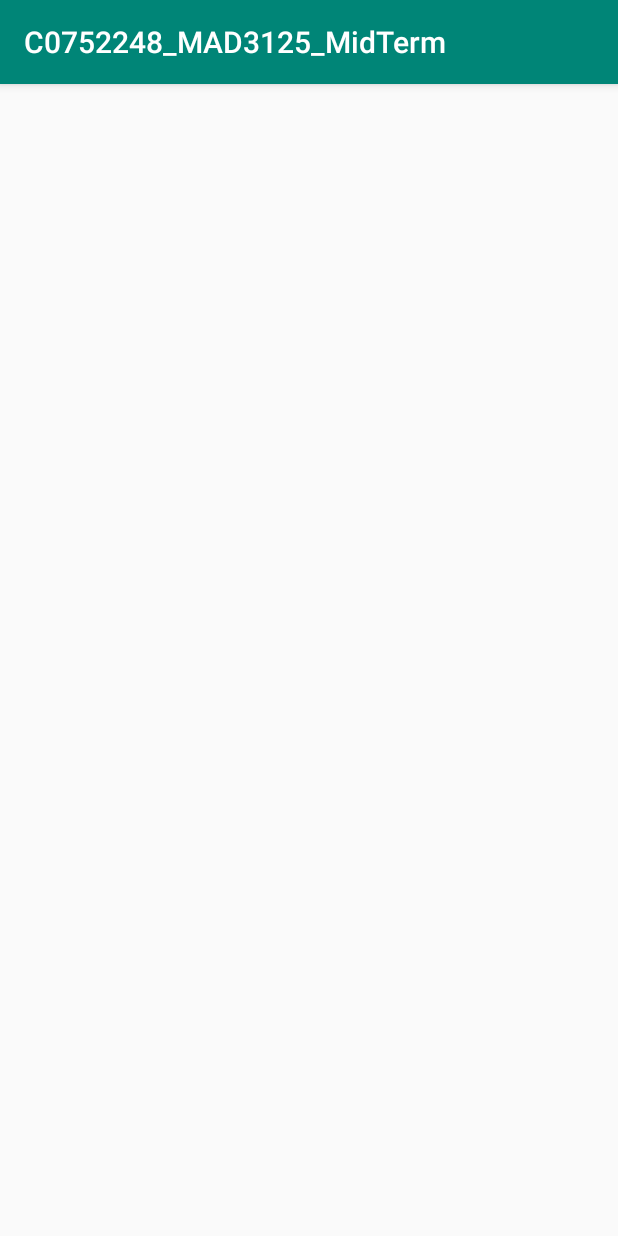
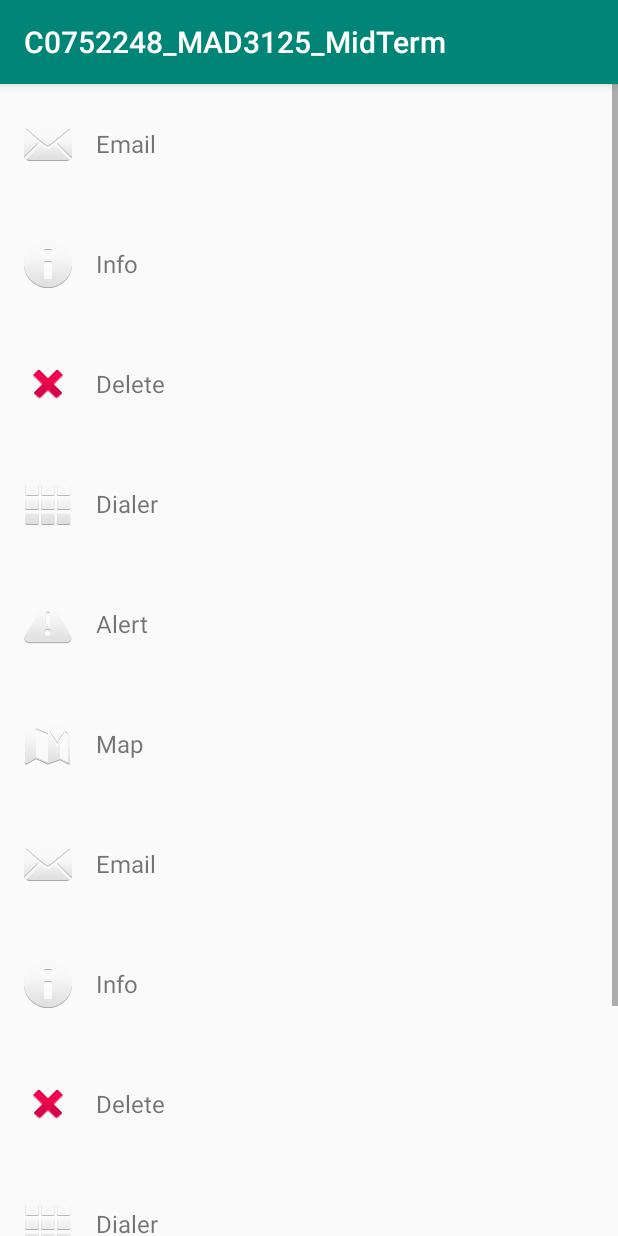
Before and after one commit to um-31/C0752248_MAD3125_MidTerm, an Android app: the HomeActivity screen opened directly, with no data from a screen before it, on a phone screen of 412 x 824 dp. Run offline under Robolectric (Android 15) with nearby library versions, the phone set to English and light mode, and no system bars.

```diff
--- a/app/src/main/java/com/example/c0752248_mad3125_midterm/HomeActivity.java
+++ b/app/src/main/java/com/example/c0752248_mad3125_midterm/HomeActivity.java
@@ -1,6 +1,8 @@
 package com.example.c0752248_mad3125_midterm;
 
 import androidx.appcompat.app.AppCompatActivity;
+import androidx.recyclerview.widget.LinearLayoutManager;
+import androidx.recyclerview.widget.RecyclerView;
 
 import android.os.Bundle;
 
@@ -10,5 +12,26 @@ public class HomeActivity extends AppCompatActivity {
     protected void onCreate(Bundle savedInstanceState) {
         super.onCreate(savedInstanceState);
         setContentView(R.layout.activity_home);
+
+        MyListData[] myListData = new MyListData[] {
+                new MyListData("Email", android.R.drawable.ic_dialog_email),
+                new MyListData("Info", android.R.drawable.ic_dialog_info),
+                new MyListData("Delete", android.R.drawable.ic_delete),
+                new MyListData("Dialer", android.R.drawable.ic_dialog_dialer),
+                new MyListData("Alert", android.R.drawable.ic_dialog_alert),
+                new MyListData("Map", android.R.drawable.ic_dialog_map),
+                new MyListData("Email", android.R.drawable.ic_dialog_email),
+                new MyListData("Info", android.R.drawable.ic_dialog_info),
+                new MyListData("Delete", android.R.drawable.ic_delete),
+                new MyListData("Dialer", android.R.drawable.ic_dialog_dialer),
+                new MyListData("Alert", android.R.drawable.ic_dialog_alert),
+                new MyListData("Map", android.R.drawable.ic_dialog_map),
+        };
+
+        RecyclerView recyclerView = (RecyclerView) findViewById(R.id.recyclerView);
+        MyListAdapter adapter = new MyListAdapter(myListData);
+        recyclerView.setHasFixedSize(true);
+        recyclerView.setLayoutManager(new LinearLayoutManager(this));
+        recyclerView.setAdapter(adapter);
     }
 }
--- a/app/src/main/java/com/example/c0752248_mad3125_midterm/MyListAdapter.java
+++ b/app/src/main/java/com/example/c0752248_mad3125_midterm/MyListAdapter.java
@@ -21,7 +21,7 @@ public class MyListAdapter extends RecyclerView.Adapter<MyListAdapter.ViewHolder
         @Override
         public ViewHolder onCreateViewHolder(ViewGroup parent, int viewType) {
             LayoutInflater layoutInflater = LayoutInflater.from(parent.getContext());
-            View listItem= layoutInflater.inflate(R.layout.itemList, parent, false);
+            View listItem= layoutInflater.inflate(R.layout.itemlist, parent, false);
             ViewHolder viewHolder = new ViewHolder(listItem);
             return viewHolder;
         }
```
Also changed, not shown: app/src/main/res/layout/itemlist.xml (renamed from app/src/main/res/layout/itemList.xml).
